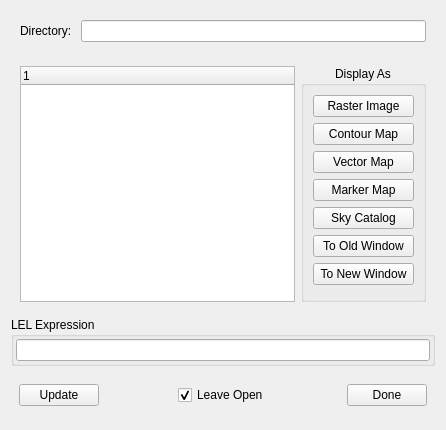
Before: the Qt Designer form code/display/implement/QtViewer/QtDataManager.ui in radio-astro/casa, drawn with Qt 5.
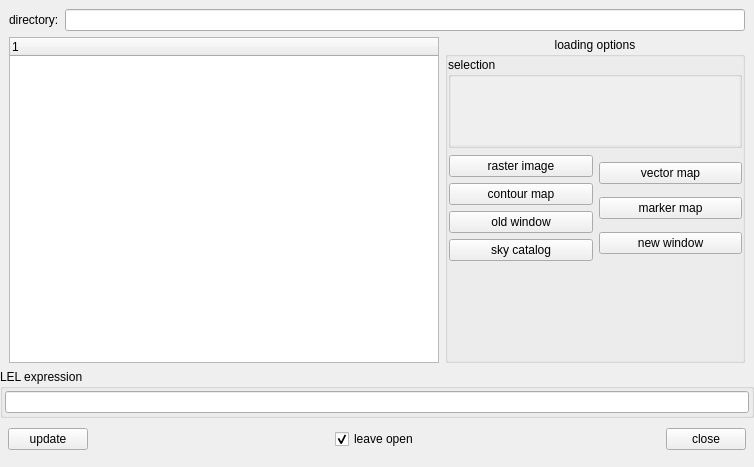
After: the same form once the commit is applied. Custom widgets are drawn as their Qt base class.

```diff
--- a/code/display/implement/QtViewer/QtDataManager.ui
+++ b/code/display/implement/QtViewer/QtDataManager.ui
@@ -7,8 +7,8 @@
    <rect>
     <x>0</x>
     <y>0</y>
-    <width>446</width>
-    <height>430</height>
+    <width>754</width>
+    <height>467</height>
    </rect>
   </property>
   <property name="maximumSize">
@@ -21,6 +21,9 @@
    <string>Load Data -- Viewer</string>
   </property>
   <layout class="QVBoxLayout">
+   <property name="margin">
+    <number>0</number>
+   </property>
    <item>
     <widget class="QFrame" name="topFrame_">
      <property name="frameShape">
@@ -30,10 +33,13 @@
       <enum>QFrame::Raised</enum>
      </property>
      <layout class="QHBoxLayout">
+      <property name="bottomMargin">
+       <number>0</number>
+      </property>
       <item>
        <widget class="QLabel" name="dirLabel_">
         <property name="text">
-         <string>Directory: </string>
+         <string>directory:</string>
         </property>
        </widget>
       </item>
@@ -58,11 +64,17 @@
       <enum>QFrame::Raised</enum>
      </property>
      <layout class="QHBoxLayout">
+      <property name="topMargin">
+       <number>0</number>
+      </property>
+      <property name="bottomMargin">
+       <number>0</number>
+      </property>
       <item>
        <widget class="QTreeWidget" name="treeWidget_">
         <property name="minimumSize">
          <size>
-          <width>250</width>
+          <width>260</width>
           <height>140</height>
          </size>
         </property>
@@ -86,68 +98,136 @@
         </property>
         <property name="minimumSize">
          <size>
-          <width>125</width>
+          <width>300</width>
           <height>165</height>
          </size>
         </property>
         <property name="title">
-         <string>Display As</string>
+         <string>loading options</string>
         </property>
         <property name="alignment">
          <set>Qt::AlignHCenter</set>
         </property>
         <layout class="QVBoxLayout">
+         <property name="margin">
+          <number>0</number>
+         </property>
+         <item>
+          <widget class="QGroupBox" name="ms_selection_box">
+           <property name="title">
+            <string>selection</string>
+           </property>
+           <layout class="QVBoxLayout" name="verticalLayout_3">
+            <property name="margin">
+             <number>0</number>
+            </property>
+            <item>
+             <widget class="QScrollArea" name="ms_selection_scrollbox">
+              <property name="sizePolicy">
+               <sizepolicy hsizetype="Expanding" vsizetype="Maximum">
+                <horstretch>0</horstretch>
+                <verstretch>0</verstretch>
+               </sizepolicy>
+              </property>
+              <property name="frameShape">
+               <enum>QFrame::NoFrame</enum>
+              </property>
+              <property name="frameShadow">
+               <enum>QFrame::Plain</enum>
+              </property>
+              <property name="lineWidth">
+               <number>0</number>
+              </property>
+              <property name="widgetResizable">
+               <bool>true</bool>
+              </property>
+              <widget class="QWidget" name="ms_selection_scroll_widget">
+               <property name="geometry">
+                <rect>
+                 <x>0</x>
+                 <y>0</y>
+                 <width>288</width>
+                 <height>76</height>
+                </rect>
+               </property>
+              </widget>
+             </widget>
+            </item>
+           </layout>
+          </widget>
+         </item>
+         <item>
+          <layout class="QHBoxLayout" name="horizontalLayout">
+           <property name="leftMargin">
+            <number>1</number>
+           </property>
+           <property name="topMargin">
+            <number>1</number>
+           </property>
+           <item>
+            <layout class="QVBoxLayout" name="verticalLayout_2">
          <item>
           <widget class="QPushButton" name="rasterButton_">
            <property name="text">
-            <string>Raster Image</string>
+                <string>raster image</string>
            </property>
           </widget>
          </item>
          <item>
           <widget class="QPushButton" name="contourButton_">
            <property name="text">
-            <string>Contour Map</string>
+                <string>contour map</string>
            </property>
           </widget>
          </item>
+             <item>
+              <widget class="QPushButton" name="oldPanelButton_">
+               <property name="text">
+                <string>old window</string>
+               </property>
+              </widget>
+             </item>
+             <item>
+              <widget class="QPushButton" name="catalogButton_">
+               <property name="text">
+                <string>sky catalog</string>
+               </property>
+              </widget>
+             </item>
+            </layout>
+           </item>
+           <item>
+            <layout class="QVBoxLayout" name="verticalLayout">
+             <property name="leftMargin">
+              <number>0</number>
+             </property>
          <item>
           <widget class="QPushButton" name="vectorButton_">
            <property name="text">
-            <string>Vector Map</string>
+                <string>vector map</string>
            </property>
           </widget>
          </item>
          <item>
           <widget class="QPushButton" name="markerButton_">
            <property name="text">
-            <string>Marker Map</string>
-           </property>
-          </widget>
-         </item>
-         <item>
-          <widget class="QPushButton" name="catalogButton_">
-           <property name="text">
-            <string>Sky Catalog</string>
-           </property>
-          </widget>
-         </item>
-         <item>
-          <widget class="QPushButton" name="oldPanelButton_">
-           <property name="text">
-            <string>To Old Window</string>
+                <string>marker map</string>
            </property>
           </widget>
          </item>
          <item>
           <widget class="QPushButton" name="newPanelButton_">
            <property name="text">
-            <string>To New Window</string>
+                <string>new window</string>
            </property>
           </widget>
          </item>
+            </layout>
+           </item>
+          </layout>
+         </item>
          <item>
-          <spacer>
+          <spacer name="verticalSpacer">
            <property name="orientation">
             <enum>Qt::Vertical</enum>
            </property>
@@ -168,7 +248,7 @@
    <item>
     <widget class="QGroupBox" name="lelGB_">
      <property name="title">
-      <string>LEL Expression</string>
+      <string>LEL expression</string>
      </property>
      <property name="flat">
       <bool>false</bool>
@@ -195,13 +275,22 @@
       <enum>QFrame::Raised</enum>
      </property>
      <layout class="QHBoxLayout">
-      <property name="margin">
+      <property name="leftMargin">
        <number>8</number>
       </property>
+      <property name="topMargin">
+       <number>0</number>
+      </property>
+      <property name="rightMargin">
+       <number>8</number>
+      </property>
+      <property name="bottomMargin">
+       <number>12</number>
+      </property>
       <item>
        <widget class="QPushButton" name="updateButton_">
         <property name="text">
-         <string>Update</string>
+         <string>update</string>
         </property>
        </widget>
       </item>
@@ -221,7 +310,7 @@
       <item>
        <widget class="QCheckBox" name="leaveOpen_">
         <property name="text">
-         <string>Leave Open</string>
+         <string>leave open</string>
         </property>
         <property name="checked">
          <bool>true</bool>
@@ -244,7 +333,7 @@
       <item>
        <widget class="QPushButton" name="cancelButton_">
         <property name="text">
-         <string>Done</string>
+         <string>close</string>
         </property>
        </widget>
       </item>
```
Left out of the diff: 5 changed lines with no effect on the pictures. Lines whose indentation alone changed are shown as unchanged.
